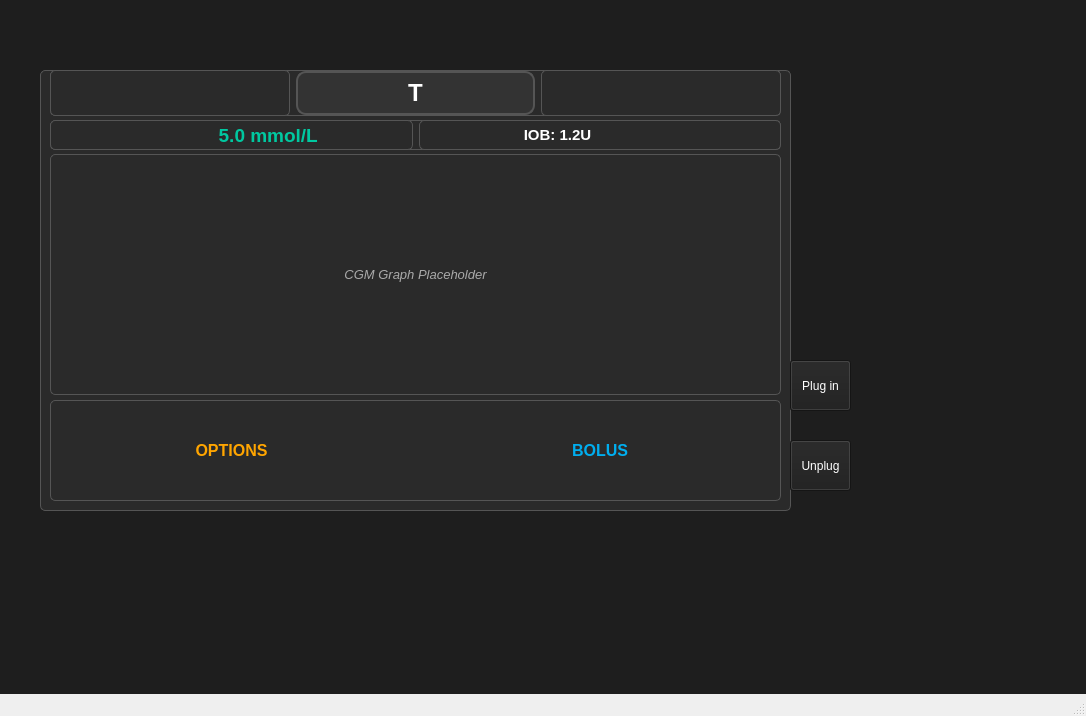
Qt form src/mainwindow.ui (Jelloge/insulin-pump-project) before a commit.
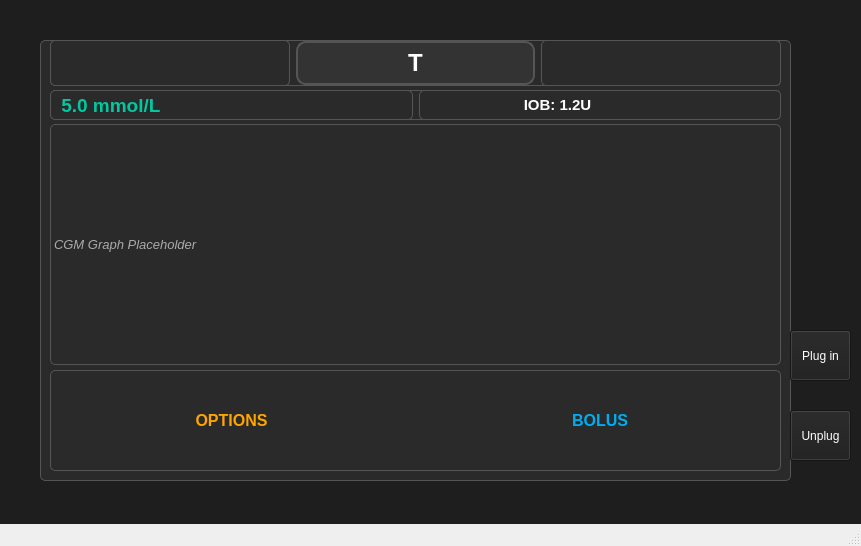
The same form after that commit.

Diff of the .ui file:
```diff
--- a/src/mainwindow.ui
+++ b/src/mainwindow.ui
@@ -6,8 +6,8 @@
    <rect>
     <x>0</x>
     <y>0</y>
-    <width>1086</width>
-    <height>716</height>
+    <width>861</width>
+    <height>546</height>
    </rect>
   </property>
   <property name="windowTitle">
@@ -21,7 +21,7 @@
     <property name="geometry">
      <rect>
       <x>40</x>
-      <y>70</y>
+      <y>40</y>
       <width>751</width>
       <height>441</height>
      </rect>
@@ -44,9 +44,6 @@
      <property name="text">
       <string>CGM Graph Placeholder</string>
      </property>
-     <property name="alignment">
-      <set>Qt::AlignmentFlag::AlignCenter</set>
-     </property>
     </widget>
     <widget class="QWidget" name="layoutWidget">
      <property name="geometry">
@@ -66,9 +63,6 @@
         <property name="text">
          <string> 5.0 mmol/L                 </string>
         </property>
-        <property name="alignment">
-         <set>Qt::AlignmentFlag::AlignRight|Qt::AlignmentFlag::AlignTrailing|Qt::AlignmentFlag::AlignVCenter</set>
-        </property>
        </widget>
       </item>
       <item>
@@ -79,9 +73,6 @@
         <property name="text">
          <string>                        IOB: 1.2U</string>
         </property>
-        <property name="alignment">
-         <set>Qt::AlignmentFlag::AlignLeading|Qt::AlignmentFlag::AlignLeft|Qt::AlignmentFlag::AlignVCenter</set>
-        </property>
        </widget>
       </item>
      </layout>
@@ -110,9 +101,6 @@
         <property name="text">
          <string/>
         </property>
-        <property name="alignment">
-         <set>Qt::AlignmentFlag::AlignLeading|Qt::AlignmentFlag::AlignLeft|Qt::AlignmentFlag::AlignVCenter</set>
-        </property>
        </widget>
       </item>
       <item>
@@ -152,9 +140,6 @@
         <property name="text">
          <string/>
         </property>
-        <property name="alignment">
-         <set>Qt::AlignmentFlag::AlignCenter</set>
-        </property>
        </widget>
       </item>
      </layout>
@@ -216,7 +201,7 @@
     <property name="geometry">
      <rect>
       <x>790</x>
-      <y>440</y>
+      <y>410</y>
       <width>61</width>
       <height>51</height>
      </rect>
@@ -229,7 +214,7 @@
     <property name="geometry">
      <rect>
       <x>790</x>
-      <y>360</y>
+      <y>330</y>
       <width>61</width>
       <height>51</height>
      </rect>
```
Left out of the diff: 6 changed lines with no effect on the pictures.
